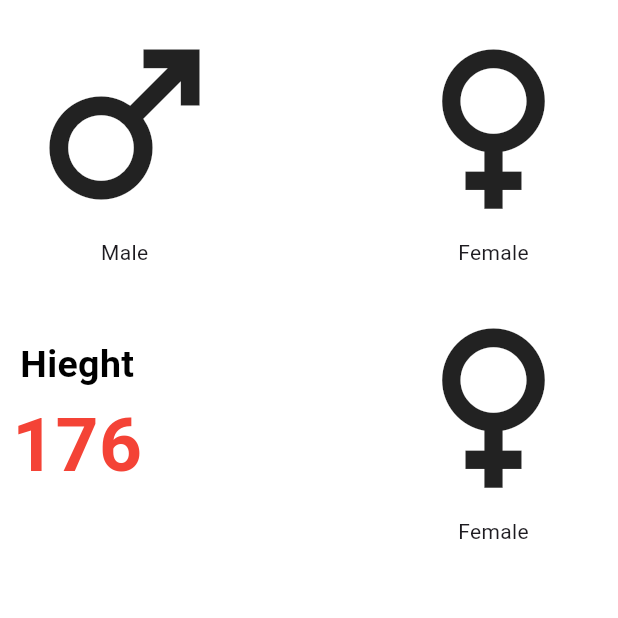
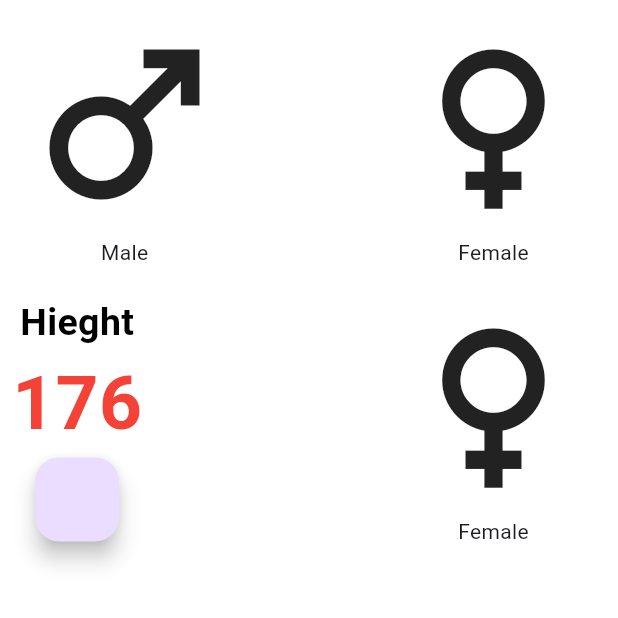
Before and after one commit to Yasith-Uvanpriya/flutter_intro, a Flutter app: the screen it shows after launch, on a phone screen of 412 x 824 dp, the top half of it. Run offline on Flutter 3.47's test engine with Material 3 defaults, Android fonts, the phone set to English and light mode, and no system bars; statements that could not run were skipped.

Commit message:
Update main_page.dart
build a action button

```diff
--- a/BMI/lib/main_page.dart
+++ b/BMI/lib/main_page.dart
@@ -45,15 +45,15 @@ class _MainPageState extends State<MainPage> {
               Padding(
                 padding: const EdgeInsets.all(8.0),
                 child: Column(
-                  children: const [
-                     Text("Hieght",
+                  children: [
+                     const Text("Hieght",
                      style: TextStyle(
                       color: Colors.black,
                       fontSize: 25,
                       fontWeight: FontWeight.bold,
                      ),
                     ),
-                   Text(
+                      const Text(
                           "176",
                             style: TextStyle(
                             color: Colors.red,
@@ -61,7 +61,9 @@ class _MainPageState extends State<MainPage> {
                             fontWeight: FontWeight.bold, // Corrected placement
                           ),
                         ),
-                        Row()
+                        Row(
+                          children: [FloatingActionButton(onPressed: onPressed)],
+                        )
                   ],
                 ),
               ),
```
